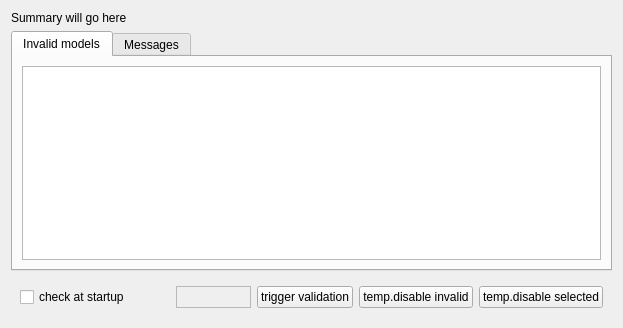
Old version of the form src/blackgui/components/aircraftmodelvalidationcomponent.ui in the repository swift-project/pilotclient.
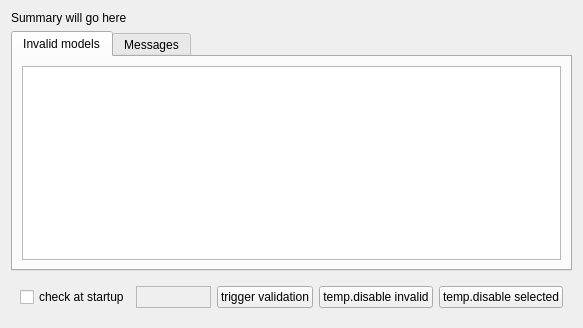
New version of the form. Custom widgets are drawn as their Qt base class.

Commit message: Ref T515, minor UI adjustments, however still an "QWindowsWindow::setGeometry: Unable to set geometry" somewhere in the log component (uncritical, only Qt warning)

Diff of the .ui file:
```diff
--- a/src/blackgui/components/aircraftmodelvalidationcomponent.ui
+++ b/src/blackgui/components/aircraftmodelvalidationcomponent.ui
@@ -59,28 +59,8 @@
    </item>
    <item>
     <widget class="QWidget" name="wi_Buttons" native="true">
-     <layout class="QHBoxLayout" name="hl_ValidationButtons">
-      <item>
-       <widget class="QCheckBox" name="cb_EnableStartupCheck">
-        <property name="text">
-         <string>check at startup</string>
-        </property>
-       </widget>
-      </item>
-      <item>
-       <spacer name="hs_Buttons">
-        <property name="orientation">
-         <enum>Qt::Horizontal</enum>
-        </property>
-        <property name="sizeHint" stdset="0">
-         <size>
-          <width>40</width>
-          <height>20</height>
-         </size>
-        </property>
-       </spacer>
-      </item>
-      <item>
+     <layout class="QGridLayout" name="gridLayout">
+      <item row="0" column="1">
        <widget class="BlackGui::Components::CSimulatorSelector" name="comp_Simulator">
         <property name="minimumSize">
          <size>
@@ -96,27 +76,34 @@
         </property>
        </widget>
       </item>
-      <item>
-       <widget class="QPushButton" name="pb_TriggerValidation">
+      <item row="0" column="0">
+       <widget class="QCheckBox" name="cb_EnableStartupCheck">
         <property name="text">
-         <string>trigger validation</string>
+         <string>check at startup</string>
         </property>
        </widget>
       </item>
-      <item>
-       <widget class="QPushButton" name="pb_TempDisableInvalid">
-        <property name="text">
-         <string>temp.disable invalid</string>
-        </property>
-       </widget>
-      </item>
-      <item>
+      <item row="0" column="4">
        <widget class="QPushButton" name="pb_TempDisableSelected">
         <property name="text">
          <string>temp.disable selected</string>
         </property>
        </widget>
       </item>
+      <item row="0" column="3">
+       <widget class="QPushButton" name="pb_TempDisableInvalid">
+        <property name="text">
+         <string>temp.disable invalid</string>
+        </property>
+       </widget>
+      </item>
+      <item row="0" column="2">
+       <widget class="QPushButton" name="pb_TriggerValidation">
+        <property name="text">
+         <string>trigger validation</string>
+        </property>
+       </widget>
+      </item>
      </layout>
     </widget>
    </item>
```
Left out of the diff: 2 changed lines with no effect on the pictures. The commit also changes 3 other files.
